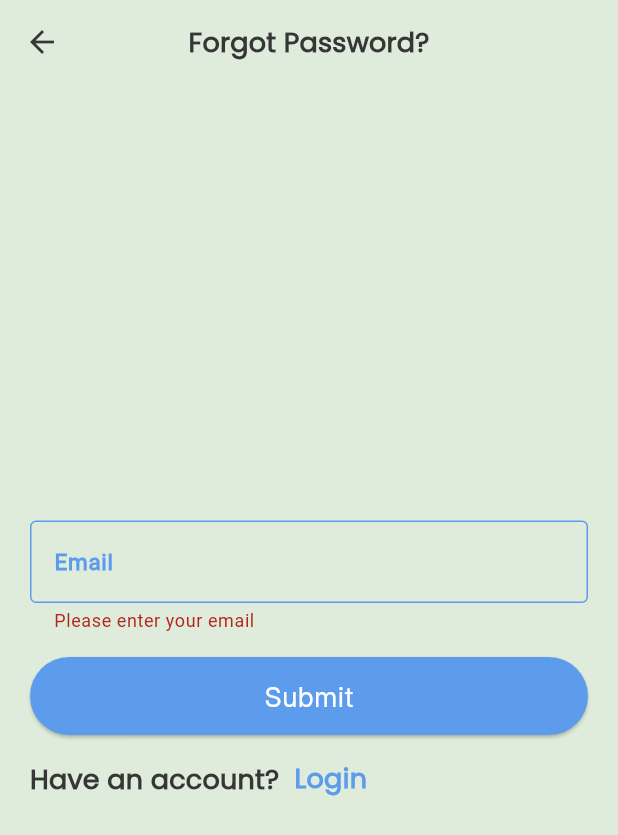
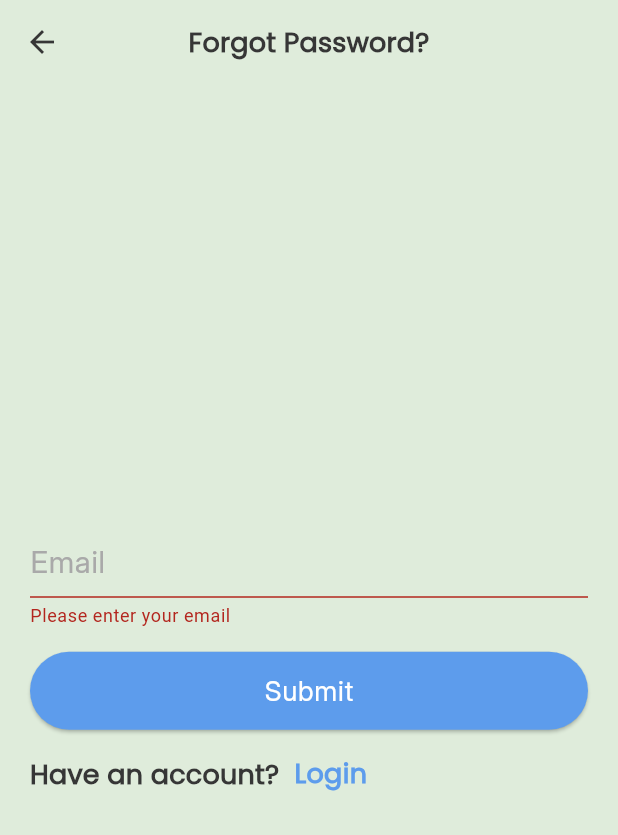
Before and after one commit to MostafaGaber135/todo_app, a Flutter app: the ForgotPassword screen opened by its route, after a tap on "Submit", on a phone screen of 412 x 824 dp. Shown: the top 835 px of the screen. Run offline on Flutter 3.47's test engine with Material 3 defaults, Android fonts, the phone set to English and light mode, and no system bars; our stand-ins replace cloud_firestore, easy_date_timeline, firebase_auth, firebase_core, flutter_slidable, fluttertoast and 2 more; accounts and stored records are empty; generated files the repository leaves out were written again.

Commit message:
some modifications in forgot password page

```diff
--- a/lib/auth/forgot_password.dart
+++ b/lib/auth/forgot_password.dart
@@ -7,6 +7,7 @@ import 'package:todo_app/app_theme.dart';
 import 'package:todo_app/tabs/settings/settings_provider.dart';
 import 'package:flutter_gen/gen_l10n/app_localizations.dart';
 import 'package:todo_app/widgets/custom_elevated_button.dart';
+import 'package:todo_app/widgets/custom_text_form_field.dart';
 
 class ForgotPassword extends StatefulWidget {
   const ForgotPassword({super.key});
@@ -18,6 +19,10 @@ class ForgotPassword extends StatefulWidget {
 class _ForgotPasswordState extends State<ForgotPassword> {
   final GlobalKey<FormState> _formKey = GlobalKey<FormState>();
   TextEditingController emailController = TextEditingController();
+  var formKey = GlobalKey<FormState>();
+  String emailPattern = r'^[\w-\.]+@([\w-]+\.)+[\w-]{2,4}$';
+  String passwordPattern =
+      r'^(?=.*[A-Za-z])(?=.*\d)(?=.*[@$!%*?&])[A-Za-z\d@$!%*?&]{8,}$';
 
   bool _validateAndSave() {
     final form = _formKey.currentState;
@@ -74,49 +79,17 @@ class _ForgotPasswordState extends State<ForgotPassword> {
             child: Column(
               mainAxisAlignment: MainAxisAlignment.center,
               children: [
-                TextFormField(
-                  style: TextStyle(
-                    color: settingsProvider.isDark
-                        ? AppTheme.white
-                        : AppTheme.black,
-                  ),
+                CustomTextFormField(
                   controller: emailController,
-                  decoration: InputDecoration(
-                    labelText: AppLocalizations.of(context)!.email,
-                    labelStyle: const TextStyle(
-                      color: AppTheme.primary,
-                    ),
-                    enabledBorder: const OutlineInputBorder(
-                      borderSide: BorderSide(
-                        color: AppTheme.primary,
-                      ),
-                    ),
-                    focusedBorder: const OutlineInputBorder(
-                      borderSide: BorderSide(
-                        color: AppTheme.primary,
-                      ),
-                    ),
-                    errorBorder: const OutlineInputBorder(
-                      borderSide: BorderSide(
-                        color: AppTheme.primary,
-                      ),
-                    ),
-                    focusedErrorBorder: const OutlineInputBorder(
-                      borderSide: BorderSide(
-                        color: AppTheme.primary,
-                      ),
-                    ),
-                  ),
+                  hintText: AppLocalizations.of(context)!.email,
                   validator: (value) {
-                    if (value!.isEmpty) {
+                    if (value == null || value.isEmpty) {
                       return AppLocalizations.of(context)!.pleaseEnterYourEmail;
-                    }
-                    if (!RegExp(r'^[^@]+@[^@]+\.[^@]+').hasMatch(value)) {
+                    } else if (!validateEmail(value)) {
                       return AppLocalizations.of(context)!.enteraValidEmail;
                     }
                     return null;
                   },
-                  onSaved: (value) => emailController.text = value!,
                 ),
                 const SizedBox(
                   height: 16,
@@ -159,6 +132,11 @@ class _ForgotPasswordState extends State<ForgotPassword> {
     );
   }
 
+  bool validateEmail(String email) {
+    RegExp regex = RegExp(emailPattern);
+    return regex.hasMatch(email);
+  }
+
   void _navigateToSignIn() {
     Navigator.of(context).pushReplacementNamed(
       LoginScreen.routeName,
```
